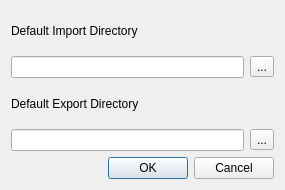
Old version of the form qfieldsync/ui/preferences_dialog.ui in the repository opengisch/qfieldsync.
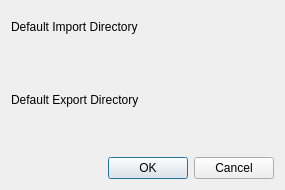
New version of the form. Custom widgets are drawn as their Qt base class.

Commit message:
save last used folder for import/export as a project property
fixes #124

Patch:
```diff
--- a/qfieldsync/ui/preferences_dialog.ui
+++ b/qfieldsync/ui/preferences_dialog.ui
@@ -22,18 +22,7 @@
     </widget>
    </item>
    <item>
-    <layout class="QHBoxLayout" name="horizontalLayout_2">
-     <item>
-      <widget class="QLineEdit" name="import_directory"/>
-     </item>
-     <item>
-      <widget class="QToolButton" name="import_directory_button">
-       <property name="text">
-        <string>...</string>
-       </property>
-      </widget>
-     </item>
-    </layout>
+    <widget class="QgsFileWidget" name="importDirectory"/>
    </item>
    <item>
     <widget class="QLabel" name="label">
@@ -43,18 +32,7 @@
     </widget>
    </item>
    <item>
-    <layout class="QHBoxLayout" name="horizontalLayout">
-     <item>
-      <widget class="QLineEdit" name="export_directory"/>
-     </item>
-     <item>
-      <widget class="QToolButton" name="export_directory_button">
-       <property name="text">
-        <string>...</string>
-       </property>
-      </widget>
-     </item>
-    </layout>
+    <widget class="QgsFileWidget" name="exportDirectory"/>
    </item>
    <item>
     <widget class="QDialogButtonBox" name="button_box">
@@ -68,6 +46,13 @@
    </item>
   </layout>
  </widget>
+ <customwidgets>
+  <customwidget>
+   <class>QgsFileWidget</class>
+   <extends>QWidget</extends>
+   <header>qgsfilewidget.h</header>
+  </customwidget>
+ </customwidgets>
  <resources/>
  <connections>
   <connection>
```
The commit also changes 7 other files.
